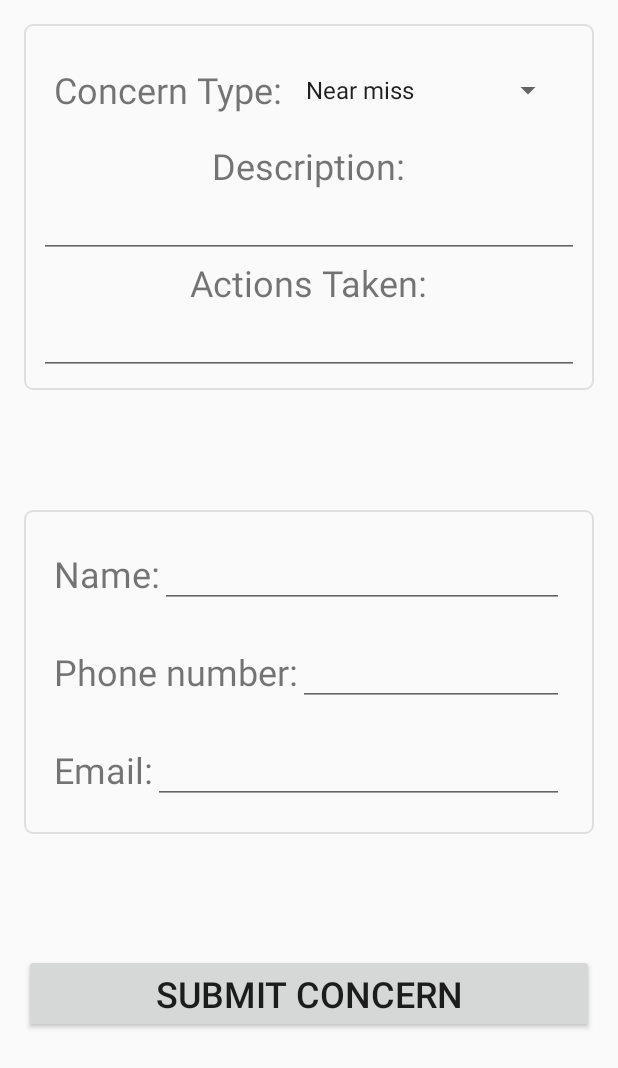
After one commit to MaxInertia/LTC-Safety, an Android app: the NewConcernActivity screen opened directly, with no data from a screen before it, on a phone screen of 412 x 824 dp. The commit adds this screen. Shown: the top 1068 px of the screen. Run offline under Robolectric (Android 15) with nearby library versions, the phone set to English and light mode, and no system bars.

Commit message:
Experimenting with Android UI elements.
The current appearance is not ideal, the intent was to familiarize myself with the various tools I will be using and how they communicate. The next update should contain a UI similar in appearance to the iOS prototype.

```diff
--- a/Android/LTC-Prototype/app/build.gradle
+++ b/Android/LTC-Prototype/app/build.gradle
@@ -6,7 +6,7 @@ android {
 
     defaultConfig {
         applicationId "cmpt371group2.ltc_prototype"
-        minSdkVersion 18
+        minSdkVersion 21
         targetSdkVersion 25
         versionCode 1
         versionName "1.0"
--- a/Android/LTC-Prototype/app/src/main/java/cmpt371group2/ltc_prototype/MainActivity.java
+++ b/Android/LTC-Prototype/app/src/main/java/cmpt371group2/ltc_prototype/MainActivity.java
@@ -1,14 +1,55 @@
 package cmpt371group2.ltc_prototype;
 
+import android.content.Intent;
 import android.support.v7.app.AppCompatActivity;
 import android.os.Bundle;
+import android.view.View;
+import android.widget.AdapterView;
+import android.widget.ArrayAdapter;
+import android.widget.ListAdapter;
+import android.widget.ListView;
+import android.widget.Toast;
 
 public class MainActivity extends AppCompatActivity {
+
+    public enum Action{
+        Create_New_Concern("Create new Concern"),
+        View_Old_Concerns("View old Concerns");
+        String id;
+        Action(String id){
+            this.id = id;
+        }
+    }
 
     @Override
     protected void onCreate(Bundle savedInstanceState) {
         super.onCreate(savedInstanceState);
         setContentView(R.layout.activity_main);
+
+        String[] options = {"Create new Concern", "View old Concerns"};
+        ListAdapter optionsAdapter = new ArrayAdapter<String>(this, android.R.layout.simple_selectable_list_item, options);
+        ListView optionListView = (ListView) findViewById(R.id.options_list_view);
+        optionListView.setAdapter(optionsAdapter);
+
+        optionListView.setOnItemClickListener(
+                new AdapterView.OnItemClickListener(){
+                    @Override
+                    public void onItemClick(AdapterView<?> parent, View view, int position, long id) {
+                        String option = String.valueOf(parent.getItemAtPosition(position));
+
+                        if(option.equals(Action.Create_New_Concern.id)) {
+                            Intent newConcernIntent = new Intent(MainActivity.this, NewConcernActivity.class);
+                            MainActivity.this.startActivity(newConcernIntent);
+
+                        } else if(option.equals(Action.View_Old_Concerns.id)) {
+                            Toast.makeText(MainActivity.this, "Not Implemented", Toast.LENGTH_LONG).show();
+                        }
+                    }
+                }
+        );
+
+
+
     }
 
 }
--- /dev/null
+++ b/Android/LTC-Prototype/app/src/main/java/cmpt371group2/ltc_prototype/NewConcernActivity.java
@@ -0,0 +1,37 @@
+package cmpt371group2.ltc_prototype;
+
+import android.support.v7.app.AppCompatActivity;
+import android.os.Bundle;
+import android.view.View;
+import android.widget.ArrayAdapter;
+import android.widget.Button;
+import android.widget.Spinner;
+import android.widget.Toast;
+
+public class NewConcernActivity extends AppCompatActivity {
+
+    @Override
+    protected void onCreate(Bundle savedInstanceState) {
+        super.onCreate(savedInstanceState);
+        setContentView(R.layout.activity_new_concern);
+
+        Spinner concernTypeSpinner = (Spinner) findViewById(R.id.ConcernTypeSpinner);
+        ArrayAdapter<String> typeSpinnerAdapter = new ArrayAdapter<String>(
+            NewConcernActivity.this,
+            android.R.layout.simple_list_item_1,
+            getResources().getStringArray(R.array.concern_types)
+        );
+        typeSpinnerAdapter.setDropDownViewResource(android.R.layout.simple_spinner_dropdown_item);
+        concernTypeSpinner.setAdapter(typeSpinnerAdapter);
+
+        Button submitButton = (Button) findViewById(R.id.submit_concern_button);
+        submitButton.setOnClickListener(new View.OnClickListener() {
+            @Override
+            public void onClick(View v) {
+                Toast.makeText(NewConcernActivity.this,
+                "Concern Submission not implemented",
+                Toast.LENGTH_LONG).show();
+            }
+        });
+    }
+}
--- /dev/null
+++ b/Android/LTC-Prototype/app/src/main/res/drawable/border.xml
@@ -0,0 +1,7 @@
+<?xml version="1.0" encoding="UTF-8"?>
+<shape xmlns:android="http://schemas.android.com/apk/res/android" android:shape="rectangle">
+    <!-- <solid android:color="#FFFFFF"/> -->
+    <corners android:radius="5dp"/>
+    <padding android:left="10dp" android:right="10dp" android:top="10dp" android:bottom="10dp"/>
+    <stroke android:width="1dp" android:color="#dfdfdf"/>
+</shape>
--- a/Android/LTC-Prototype/app/src/main/res/layout/activity_main.xml
+++ b/Android/LTC-Prototype/app/src/main/res/layout/activity_main.xml
@@ -10,8 +10,12 @@
     android:paddingTop="@dimen/activity_vertical_margin"
     tools:context="cmpt371group2.ltc_prototype.MainActivity">
 
-    <TextView
-        android:layout_width="wrap_content"
-        android:layout_height="wrap_content"
-        android:text="Hello World!" />
+    <ListView
+        android:layout_width="match_parent"
+        android:layout_height="match_parent"
+        android:id="@+id/options_list_view"
+        android:headerDividersEnabled="false"
+        android:layout_alignParentTop="true"
+        android:layout_alignParentStart="true"
+        android:layout_alignParentBottom="false" />
 </RelativeLayout>
--- /dev/null
+++ b/Android/LTC-Prototype/app/src/main/res/layout/activity_new_concern.xml
@@ -0,0 +1,181 @@
+<?xml version="1.0" encoding="utf-8"?>
+<ScrollView xmlns:android="http://schemas.android.com/apk/res/android"
+    xmlns:tools="http://schemas.android.com/tools"
+    android:id="@+id/activity_new_concern"
+    android:layout_width="match_parent"
+    android:layout_height="match_parent"
+    tools:context="cmpt371group2.ltc_prototype.NewConcernActivity">
+    <!--android:background="@color/viewBackground"-->
+
+    <LinearLayout
+        android:layout_width="match_parent"
+        android:layout_height="wrap_content"
+        android:orientation="vertical"
+        android:paddingBottom="@dimen/activity_vertical_margin"
+        android:paddingLeft="@dimen/activity_horizontal_margin"
+        android:paddingRight="@dimen/activity_horizontal_margin"
+        android:paddingTop="@dimen/activity_vertical_margin">
+
+        <!-- Dummy item to prevent AutoCompleteTextView from receiving focus -->
+        <LinearLayout
+            android:focusable="true"
+            android:focusableInTouchMode="true"
+            android:layout_width="0px"
+            android:layout_height="0px">
+
+            <!-- :nextFocusUp and :nextFocusLeft have been set to the id of this component
+            to prevent the dummy from receiving focus again -->
+            <AutoCompleteTextView android:id="@+id/autotext"
+                android:layout_width="fill_parent"
+                android:layout_height="wrap_content"
+                android:nextFocusUp="@id/autotext"
+                android:nextFocusLeft="@id/autotext"/>
+        </LinearLayout>
+
+        <!-- Concern Details -->
+        <LinearLayout
+            android:layout_width="match_parent"
+            android:layout_height="wrap_content"
+            android:orientation="vertical"
+            android:background="@drawable/border">
+
+            <!-- Concern Type Dropdown list -->
+            <LinearLayout
+                android:orientation="horizontal"
+                android:layout_width="match_parent"
+                android:layout_height="wrap_content"
+                android:padding="10dp"
+                android:gravity="center_vertical|start">
+                <TextView
+                    android:text="@string/concern_type_label"
+                    android:textSize="@dimen/new_concern_label_text_size"
+                    android:layout_width="wrap_content"
+                    android:layout_height="wrap_content" />
+                <Spinner
+                    android:id="@+id/ConcernTypeSpinner"
+                    android:textSize="@dimen/new_concern_label_text_size"
+                    android:layout_height="wrap_content"
+                    android:layout_width="match_parent"
+                    android:gravity="center" />
+            </LinearLayout>
+
+            <TextView
+                android:text="@string/description_label"
+                android:textSize="@dimen/new_concern_label_text_size"
+                android:layout_gravity="center_horizontal"
+                android:layout_width="wrap_content"
+                android:layout_height="wrap_content" />
+            <EditText
+                android:id="@+id/description_field"
+                android:layout_height="wrap_content"
+                android:inputType="textMultiLine"
+                android:layout_width="match_parent"
+                android:gravity="center" />
+
+            <TextView
+                android:text="@string/actions_taken_label"
+                android:textSize="@dimen/new_concern_label_text_size"
+                android:layout_gravity="center_horizontal"
+                android:layout_width="wrap_content"
+                android:layout_height="wrap_content" />
+
+            <EditText
+                android:id="@+id/actions_taken_field"
+                android:layout_height="wrap_content"
+                android:inputType="textMultiLine"
+                android:layout_width="match_parent"
+                android:gravity="center"/>
+
+        </LinearLayout>
+
+        <Space
+            android:layout_width="match_parent"
+            android:layout_height="80dp"/>
+
+        <!-- Reporter Details -->
+        <LinearLayout
+            android:layout_width="match_parent"
+            android:layout_height="wrap_content"
+            android:orientation="vertical"
+            android:background="@drawable/border">
+
+            <!-- Reporter Name field -->
+            <LinearLayout
+                android:orientation="horizontal"
+                android:layout_width="match_parent"
+                android:layout_height="wrap_content"
+                android:padding="10dp"
+                android:gravity="center_vertical|start">
+                <TextView
+                    android:text="@string/name_field"
+                    android:textSize="@dimen/new_concern_label_text_size"
+                    android:gravity="center_horizontal"
+                    android:layout_width="wrap_content"
+                    android:layout_height="wrap_content" />
+                <EditText
+                    android:id="@+id/NameField"
+                    android:layout_height="wrap_content"
+                    android:inputType="textPersonName"
+                    android:layout_width="match_parent"
+                    android:gravity="center" />
+            </LinearLayout>
+
+
+            <!-- Reporter Phone number field -->
+            <LinearLayout
+                android:orientation="horizontal"
+                android:layout_width="match_parent"
+                android:layout_height="wrap_content"
+                android:gravity="center_vertical|start"
+                android:padding="10dp">
+                <TextView
+                    android:text="@string/phone_number_field"
+                    android:textSize="@dimen/new_concern_label_text_size"
+                    android:layout_width="wrap_content"
+                    android:layout_height="wrap_content" />
+                <EditText
+                    android:id="@+id/PhoneNumberField"
+                    android:layout_height="wrap_content"
+                    android:inputType="phone"
+                    android:layout_width="match_parent"
+                    android:gravity="center" />
+            </LinearLayout>
+
+            <!-- Reporter Email field -->
+            <LinearLayout
+                android:orientation="horizontal"
+                android:layout_width="match_parent"
+                android:layout_height="wrap_content"
+                android:padding="10dp"
+                android:gravity="center_vertical|start">
+
+                <TextView
+                    android:text="@string/email_field"
+                    android:textSize="@dimen/new_concern_label_text_size"
+                    android:layout_width="wrap_content"
+                    android:layout_height="wrap_content" />
+
+                <EditText
+                    android:id="@+id/EmailField"
+                    android:layout_height="wrap_content"
+                    android:inputType="textEmailAddress"
+                    android:layout_width="match_parent"
+                    android:gravity="center" />
+            </LinearLayout>
+
+        </LinearLayout>
+
+        <Space
+            android:layout_width="match_parent"
+            android:layout_height="80dp"/>
+
+        <!-- Submit Report Button -->
+        <Button
+            android:text="@string/submit_concern_button_text"
+            android:textSize="24sp"
+            android:layout_width="match_parent"
+            android:layout_height="wrap_content"
+            android:id="@+id/submit_concern_button" />
+
+    </LinearLayout>
+</ScrollView>
--- a/Android/LTC-Prototype/app/src/main/res/values/colors.xml
+++ b/Android/LTC-Prototype/app/src/main/res/values/colors.xml
@@ -1,6 +1,8 @@
 <?xml version="1.0" encoding="utf-8"?>
 <resources>
-    <color name="colorPrimary">#3F51B5</color>
-    <color name="colorPrimaryDark">#303F9F</color>
+    <color name="colorPrimary">#4b3fb5</color>
+    <color name="colorPrimaryDark">#44309f</color>
     <color name="colorAccent">#FF4081</color>
+    <color name="viewBackground">#dfdfdf</color>
+    <color name="viewForeground">#ffffff</color>
 </resources>
--- a/Android/LTC-Prototype/app/src/main/res/values/dimens.xml
+++ b/Android/LTC-Prototype/app/src/main/res/values/dimens.xml
@@ -2,4 +2,5 @@
     <!-- Default screen margins, per the Android Design guidelines. -->
     <dimen name="activity_horizontal_margin">16dp</dimen>
     <dimen name="activity_vertical_margin">16dp</dimen>
+    <dimen name="new_concern_label_text_size">24sp</dimen>
 </resources>
--- a/Android/LTC-Prototype/app/src/main/res/values/strings.xml
+++ b/Android/LTC-Prototype/app/src/main/res/values/strings.xml
@@ -1,3 +1,27 @@
 <resources>
     <string name="app_name">LTC-Prototype</string>
+    <string name="name_field_hint">Name here</string>
+    <string name="phone_field_hint">Phone number here</string>
+    <string name="email_field_hint">Email here</string>
+    <string name="submit_concern_button_text">Submit Concern</string>
+    <string name="concern_type_label">Concern Type:</string>
+    <string name="name_field">Name:</string>
+    <string name="phone_number_field">Phone number:</string>
+    <string name="email_field">Email:</string>
+    <string name="description_label">Description:</string>
+    <string name="actions_taken_label">Actions Taken:</string>
+
+    <string-array name="concern_types">
+        <item>Near miss</item>
+        <item>Mental abuse</item>
+        <item>Physical abuse</item>
+        <item>Witnessed fall</item>
+        <item>Equipment failure</item>
+        <item>Infection Control</item>
+        <item>Medication problem</item>
+        <item>Resident aggression</item>
+        <item>Environment problem</item>
+        <item>Improper equipment use</item>
+        <item>No response to requests</item>
+    </string-array>
 </resources>
--- a/Android/LTC-Prototype/app/src/main/res/values/styles.xml
+++ b/Android/LTC-Prototype/app/src/main/res/values/styles.xml
@@ -1,11 +1,12 @@
 <resources>
 
     <!-- Base application theme. -->
-    <style name="AppTheme" parent="Theme.AppCompat.Light.DarkActionBar">
+    <style name="AppTheme" parent="Theme.AppCompat.Light.NoActionBar">-
+    <!--<style name="AppTheme" parent="android:Theme.Material"> -->
         <!-- Customize your theme here. -->
         <item name="colorPrimary">@color/colorPrimary</item>
         <item name="colorPrimaryDark">@color/colorPrimaryDark</item>
-        <item name="colorAccent">@color/colorAccent</item>
+        <item name="colorAccent">@android:color/holo_blue_light</item>
     </style>
 
 </resources>
```
Also changed, not shown: Android/LTC-Prototype/app/src/main/AndroidManifest.xml (+7 -1 lines), 2 other files.
